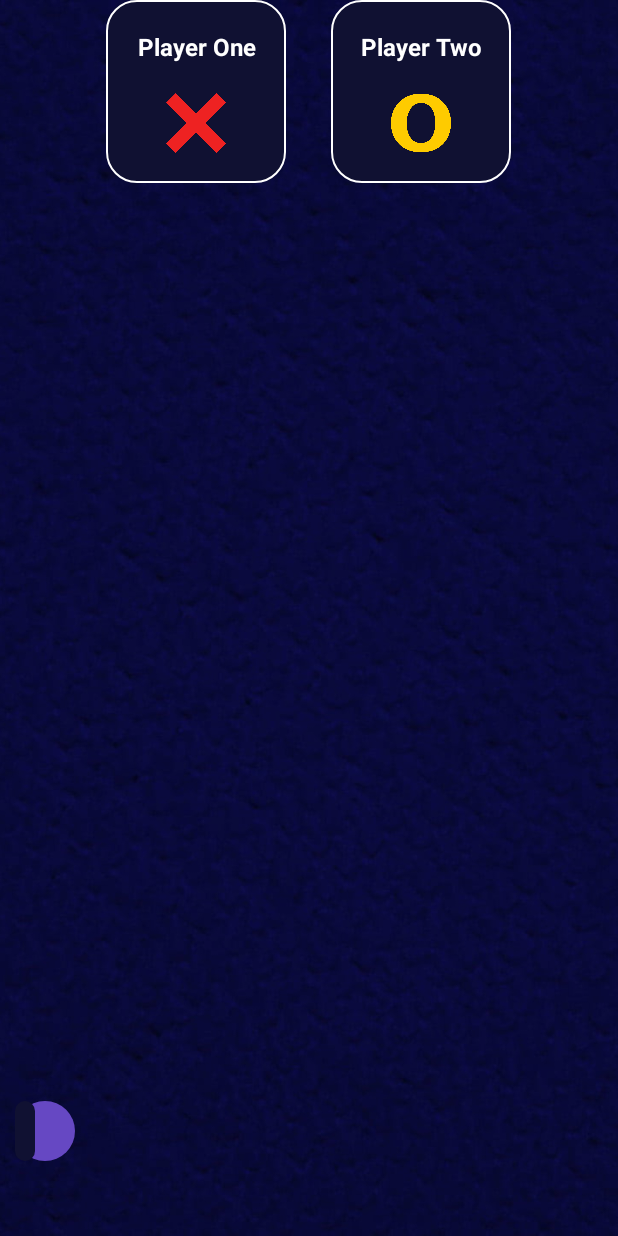
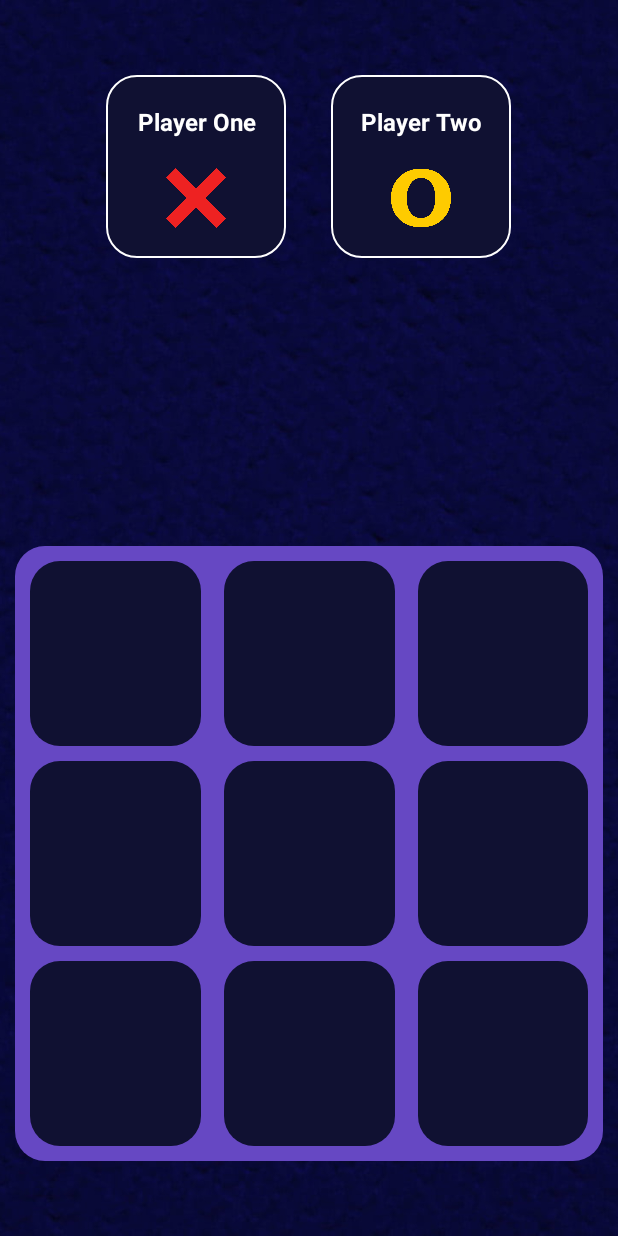
Before and after one commit to quynhpn2610/CS-300_TicTacToeApp, an Android app: the MainActivity screen opened directly, with no data from a screen before it, on a phone screen of 412 x 824 dp. Run offline under Robolectric (Android 15) with nearby library versions, the phone set to English and light mode, and no system bars.

Commit message:
Frontend for offline

```diff
--- a/app/src/main/java/com/example/tictactoe/AddPlayers.java
+++ b/app/src/main/java/com/example/tictactoe/AddPlayers.java
@@ -16,8 +16,8 @@ public class AddPlayers extends AppCompatActivity {
         super.onCreate(savedInstanceState);
         setContentView(R.layout.activity_add_players);
 
-        final EditText playerOne = findViewById(R.id.PlayerOneName);
-        final EditText playerTwo = findViewById(R.id.PlayerTwoName);
+        final EditText playerOne = findViewById(R.id.playerOneName);
+        final EditText playerTwo = findViewById(R.id.playerTwoName);
         final Button startGameBtn = findViewById(R.id.startGameBtn);
 
         startGameBtn.setOnClickListener(new View.OnClickListener() {
--- a/app/src/main/java/com/example/tictactoe/HomeScreenActivity.java
+++ b/app/src/main/java/com/example/tictactoe/HomeScreenActivity.java
@@ -23,7 +23,7 @@ public class HomeScreenActivity extends AppCompatActivity {
         btnOffline = (Button) findViewById(R.id.btnOffline);
 
         // Button onClickListeners
-        btnOnline.setOnClickListener(new View.OnClickListener() {
+        btnOffline.setOnClickListener(new View.OnClickListener() {
             @Override
             public void onClick(View view) {
                 Intent i = new Intent(HomeScreenActivity.this, AddPlayers.class);
--- a/app/src/main/java/com/example/tictactoe/MainActivity.java
+++ b/app/src/main/java/com/example/tictactoe/MainActivity.java
@@ -2,14 +2,43 @@ package com.example.tictactoe;
 
 import androidx.appcompat.app.AppCompatActivity;
 
+import android.media.Image;
 import android.os.Bundle;
+import android.widget.ImageView;
+import android.widget.LinearLayout;
+import android.widget.TextView;
+
+import java.util.ArrayList;
+import java.util.List;
 
 public class MainActivity extends AppCompatActivity {
+    private final List<int[]> combinationList = new ArrayList<>();
+    private int [] boxPosition = {0,0,0,0,0,0,0,0,0};
+    private int playerTurn = 1;
+    private int totalSelectedBoxes = 1;
 
     @Override
     protected void onCreate(Bundle savedInstanceState) {
         super.onCreate(savedInstanceState);
-        setContentView(R.layout.activity_main);
+        setContentView(R.layout.offline_activity_main);
+
+
+        final TextView playerOneName = findViewById(R.id.playerOneName);
+        final TextView playerTwoName = findViewById(R.id.playerTwoName);
+
+        final LinearLayout playerOneLayout = findViewById(R.id.playerOneLayout);
+        final LinearLayout playerTwoLayout = findViewById(R.id.playerTwoLayout);
+
+        final ImageView image1 = findViewById(R.id.image1);
+        final ImageView image2 = findViewById(R.id.image2);
+        final ImageView image3 = findViewById(R.id.image3);
+        final ImageView image4 = findViewById(R.id.image4);
+        final ImageView image5 = findViewById(R.id.image5);
+        final ImageView image6 = findViewById(R.id.image6);
+        final ImageView image7 = findViewById(R.id.image7);
+        final ImageView image8 = findViewById(R.id.image8);
+        final ImageView image9 = findViewById(R.id.image9);
+
 
     }
 }
--- a/app/src/main/res/layout/activity_add_players.xml
+++ b/app/src/main/res/layout/activity_add_players.xml
@@ -14,7 +14,7 @@
         android:layout_height="wrap_content"
         android:textColor="#FFFFFF"
         android:textSize="30sp"
-        android:text="Enter Player Name"
+        android:text="@string/enter_player_name"
         android:textStyle="bold"
         />
     <LinearLayout
@@ -35,12 +35,14 @@
             android:src="@drawable/x_icon"
             />
         <EditText
-            android:id="@+id/PlayerOneName"
+            android:inputType="text"
+            android:maxLines="1"
+            android:id="@+id/playerOneName"
             android:layout_width="match_parent"
             android:layout_height="wrap_content"
             android:layout_marginStart="20dp"
             android:layout_marginEnd="20dp"
-            android:hint="Player One"
+            android:hint="@string/player_one"
             android:textColorHint="@color/light_white"
             android:background="@color/dark_blue"
             android:textColor="#FFFFFF"
@@ -65,12 +67,14 @@
             android:src="@drawable/o_icon"
             />
         <EditText
-            android:id="@+id/PlayerTwoName"
+            android:inputType="text"
+            android:maxLines="1"
+            android:id="@+id/playerTwoName"
             android:layout_width="match_parent"
             android:layout_height="wrap_content"
             android:layout_marginStart="20dp"
             android:layout_marginEnd="20dp"
-            android:hint="Player Two"
+            android:hint="@string/player_two"
             android:textColorHint="@color/light_white"
             android:background="@color/dark_blue"
             android:textColor="#FFFFFF"
@@ -84,7 +88,7 @@
         android:layout_marginEnd="20dp"
         android:layout_marginStart="20dp"
         android:layout_marginTop="40dp"
-        android:text="Start Game"
+        android:text="@string/start_game"
         android:textColor="#FFFFFF"
         android:background="@drawable/round_back_blue1000"/>
 
--- a/app/src/main/res/layout/activity_main.xml
+++ /dev/null
@@ -1,98 +0,0 @@
-<?xml version="1.0" encoding="utf-8"?>
-<RelativeLayout xmlns:android="http://schemas.android.com/apk/res/android"
-    xmlns:app="http://schemas.android.com/apk/res-auto"
-    xmlns:tools="http://schemas.android.com/tools"
-    android:layout_width="match_parent"
-    android:layout_height="match_parent"
-    android:background="@drawable/background"
-    tools:context=".MainActivity">
-
-    <LinearLayout
-        android:layout_width="match_parent"
-        android:layout_height="wrap_content"
-        android:gravity="center"
-        android:orientation="horizontal">
-
-        <LinearLayout
-            android:layout_width="120dp"
-            android:layout_height="wrap_content"
-            android:orientation="vertical"
-            android:background="@drawable/round_back_blue_border"
-            android:gravity="center">
-
-            <TextView
-                android:layout_marginTop="20dp"
-                android:layout_width="match_parent"
-                android:layout_height="wrap_content"
-                android:text="Player One"
-                android:textColor="#FFFFFF"
-                android:textStyle="bold"
-                android:textSize="16sp"
-                android:gravity="center"/>
-
-            <ImageView
-                android:layout_gravity="center"
-                android:layout_width="40dp"
-                android:layout_height="40dp"
-                android:src="@drawable/x_icon"
-                android:layout_marginTop="20dp"
-                android:layout_marginBottom="20dp"
-                />
-        </LinearLayout>
-
-        <LinearLayout
-            android:layout_marginStart="30dp"
-            android:layout_width="120dp"
-            android:layout_height="wrap_content"
-            android:orientation="vertical"
-            android:background="@drawable/round_back_blue_border"
-            android:gravity="center">
-
-            <TextView
-                android:layout_width="match_parent"
-                android:layout_height="wrap_content"
-                android:text="Player Two"
-                android:layout_marginTop="20dp"
-                android:textColor="#FFFFFF"
-                android:textStyle="bold"
-                android:textSize="16sp"
-                android:gravity="center"/>
-
-            <ImageView
-                android:layout_gravity="center"
-                android:layout_width="40dp"
-                android:layout_height="40dp"
-                android:src="@drawable/o_icon"
-                android:layout_marginTop="20dp"
-                android:layout_marginBottom="20dp"
-                />
-        </LinearLayout>
-    </LinearLayout>
-
-    <LinearLayout
-        android:id="@+id/container"
-        android:layout_width="wrap_content"
-        android:layout_height="wrap_content"
-        android:layout_alignParentBottom="true"
-        android:layout_marginStart="10dp"
-        android:layout_marginEnd="10dp"
-        android:orientation="vertical"
-        android:background="@drawable/round_back_purple"
-        android:layout_marginBottom="50dp">
-
-    <LinearLayout
-        android:layout_width="match_parent"
-        android:layout_height="match_parent"
-        android:orientation="horizontal"
-        android:weightSum="3">
-
-        <ImageView
-            android:layout_width="0dp"
-            android:layout_height="wrap_content"
-            android:layout_weight="1"
-            android:adjustViewBounds="true"
-            android:padding="20dp"
-            android:background="@drawable/round_back_dark_blue"/>
-    </LinearLayout>
-    </LinearLayout>
-</RelativeLayout>
--- /dev/null
+++ b/app/src/main/res/layout/offline_activity_main.xml
@@ -0,0 +1,219 @@
+<?xml version="1.0" encoding="utf-8"?>
+<RelativeLayout xmlns:android="http://schemas.android.com/apk/res/android"
+    xmlns:app="http://schemas.android.com/apk/res-auto"
+    xmlns:tools="http://schemas.android.com/tools"
+    android:layout_width="match_parent"
+    android:layout_height="match_parent"
+    android:background="@drawable/background"
+    tools:context=".MainActivity">
+
+    <LinearLayout
+        android:layout_width="match_parent"
+        android:layout_height="wrap_content"
+        android:gravity="center"
+        android:orientation="horizontal"
+        android:padding="50dp">
+
+        <LinearLayout
+            android:id="@+id/playerOneLayout"
+            android:layout_width="120dp"
+            android:layout_height="wrap_content"
+            android:background="@drawable/round_back_blue_border"
+            android:gravity="center"
+            android:orientation="vertical">
+
+            <TextView
+                android:id="@+id/playerOneName"
+                android:layout_width="match_parent"
+                android:layout_height="wrap_content"
+                android:layout_marginTop="20dp"
+                android:gravity="center"
+                android:maxLines="1"
+                android:text="@string/player_one"
+                android:textColor="#FFFFFF"
+                android:textSize="16sp"
+                android:textStyle="bold" />
+
+            <ImageView
+                android:layout_width="40dp"
+                android:layout_height="40dp"
+                android:layout_gravity="center"
+                android:layout_marginTop="20dp"
+                android:layout_marginBottom="20dp"
+                android:src="@drawable/x_icon" />
+        </LinearLayout>
+
+        <LinearLayout
+            android:id="@+id/playerTwoLayout"
+            android:layout_width="120dp"
+            android:layout_height="wrap_content"
+            android:layout_marginStart="30dp"
+            android:background="@drawable/round_back_blue_border"
+            android:gravity="center"
+            android:orientation="vertical"
+            >
+
+            <TextView
+                android:id="@+id/playerTwoName"
+                android:layout_width="match_parent"
+                android:layout_height="wrap_content"
+                android:layout_marginTop="20dp"
+                android:gravity="center"
+                android:maxLines="1"
+                android:text="@string/player_two"
+                android:textColor="#FFFFFF"
+                android:textSize="16sp"
+                android:textStyle="bold" />
+
+            <ImageView
+                android:layout_width="40dp"
+                android:layout_height="40dp"
+                android:layout_gravity="center"
+                android:layout_marginTop="20dp"
+                android:layout_marginBottom="20dp"
+                android:src="@drawable/o_icon" />
+        </LinearLayout>
+    </LinearLayout>
+
+    <LinearLayout
+        android:id="@+id/container"
+        android:layout_width="wrap_content"
+        android:layout_height="wrap_content"
+        android:layout_alignParentBottom="true"
+        android:layout_marginStart="10dp"
+        android:layout_marginEnd="10dp"
+        android:orientation="vertical"
+        android:background="@drawable/round_back_purple"
+        android:layout_marginBottom="50dp">
+
+        <LinearLayout
+            android:layout_width="match_parent"
+            android:layout_height="match_parent"
+            android:orientation="horizontal"
+            android:weightSum="3">
+
+            <ImageView
+                android:id="@+id/image1"
+                android:layout_width="120dp"
+                android:layout_height="123dp"
+                android:layout_marginStart="10dp"
+                android:layout_marginTop="10dp"
+                android:layout_marginEnd="5dp"
+                android:layout_weight="1"
+                android:adjustViewBounds="true"
+                android:background="@drawable/round_back_dark_blue"
+                android:padding="20dp" />
+
+            <ImageView
+                android:id="@+id/image2"
+                android:layout_width="120dp"
+                android:layout_height="123dp"
+                android:layout_marginStart="10dp"
+                android:layout_marginTop="10dp"
+                android:layout_marginEnd="5dp"
+                android:layout_weight="1"
+                android:adjustViewBounds="true"
+                android:background="@drawable/round_back_dark_blue"
+                android:padding="20dp" />
+
+            <ImageView
+                android:id="@+id/image3"
+                android:layout_width="120dp"
+                android:layout_height="123dp"
+                android:layout_marginStart="10dp"
+                android:layout_marginTop="10dp"
+                android:layout_marginEnd="10dp"
+                android:layout_weight="1"
+                android:adjustViewBounds="true"
+                android:background="@drawable/round_back_dark_blue"
+                android:padding="20dp" />
+        </LinearLayout>
+        <LinearLayout
+            android:layout_width="match_parent"
+            android:layout_height="match_parent"
+            android:orientation="horizontal"
+            android:weightSum="3">
+
+            <ImageView
+                android:id="@+id/image4"
+                android:layout_width="120dp"
+                android:layout_height="123dp"
+                android:layout_marginStart="10dp"
+                android:layout_marginTop="10dp"
+                android:layout_marginEnd="5dp"
+                android:layout_weight="1"
+                android:adjustViewBounds="true"
+                android:background="@drawable/round_back_dark_blue"
+                android:padding="20dp" />
+
+            <ImageView
+                android:id="@+id/image5"
+                android:layout_width="120dp"
+                android:layout_height="123dp"
+                android:layout_marginStart="10dp"
+                android:layout_marginTop="10dp"
+                android:layout_marginEnd="5dp"
+                android:layout_weight="1"
+                android:adjustViewBounds="true"
+                android:background="@drawable/round_back_dark_blue"
+                android:padding="20dp" />
+
+            <ImageView
+                android:id="@+id/image6"
+                android:layout_width="120dp"
+                android:layout_height="123dp"
+                android:layout_marginStart="10dp"
+                android:layout_marginTop="10dp"
+                android:layout_marginEnd="10dp"
+                android:layout_weight="1"
+                android:adjustViewBounds="true"
+                android:background="@drawable/round_back_dark_blue"
+                android:padding="20dp" />
+        </LinearLayout>
+        <LinearLayout
+            android:layout_width="match_parent"
+            android:layout_height="match_parent"
+            android:orientation="horizontal"
+            android:weightSum="3">
+
+            <ImageView
+                android:id="@+id/image7"
+                android:layout_width="120dp"
+                android:layout_height="123dp"
+                android:layout_marginStart="10dp"
+                android:layout_marginTop="10dp"
+                android:layout_marginEnd="5dp"
+                android:layout_marginBottom="10dp"
+                android:layout_weight="1"
+                android:adjustViewBounds="true"
+                android:background="@drawable/round_back_dark_blue"
+                android:padding="20dp" />
+
+            <ImageView
+                android:id="@+id/image8"
+                android:layout_width="120dp"
+                android:layout_height="123dp"
+                android:layout_marginStart="10dp"
+                android:layout_marginTop="10dp"
+                android:layout_marginEnd="5dp"
+                android:layout_marginBottom="10dp"
+                android:layout_weight="1"
+                android:adjustViewBounds="true"
+                android:background="@drawable/round_back_dark_blue"
+                android:padding="20dp" />
+
+            <ImageView
+                android:id="@+id/image9"
+                android:layout_width="120dp"
+                android:layout_height="123dp"
+                android:layout_marginStart="10dp"
+                android:layout_marginTop="10dp"
+                android:layout_marginEnd="10dp"
+                android:layout_marginBottom="10dp"
+                android:layout_weight="1"
+                android:adjustViewBounds="true"
+                android:background="@drawable/round_back_dark_blue"
+                android:padding="20dp" />
+        </LinearLayout>
+    </LinearLayout>
+</RelativeLayout>
--- a/app/src/main/res/values/strings.xml
+++ b/app/src/main/res/values/strings.xml
@@ -3,4 +3,8 @@
     <string name="online_or_offline">Online or Offline</string>
     <string name="online">Online</string>
     <string name="offline">Offline</string>
+    <string name="enter_player_name">Enter Player Name</string>
+    <string name="player_one">Player One</string>
+    <string name="player_two">Player Two</string>
+    <string name="start_game">Start Game</string>
 </resources>
```
